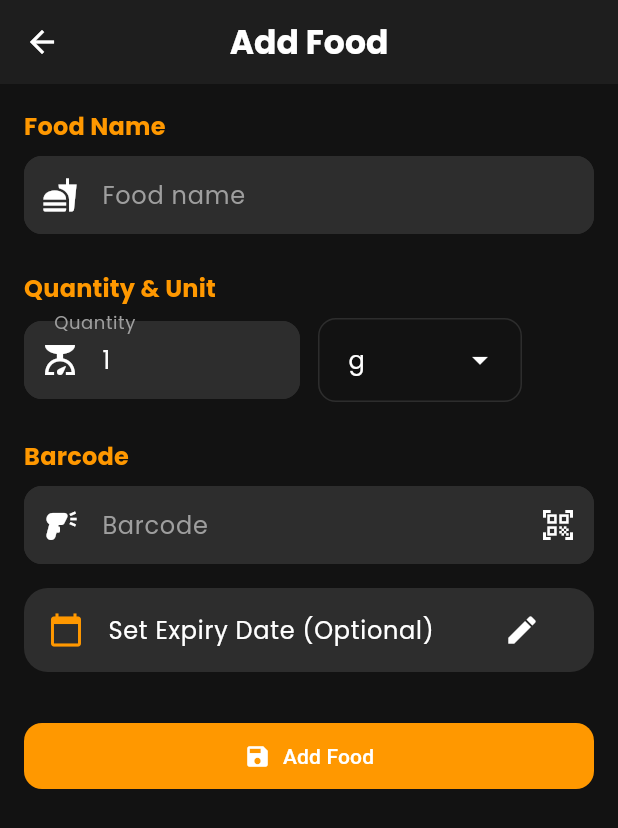
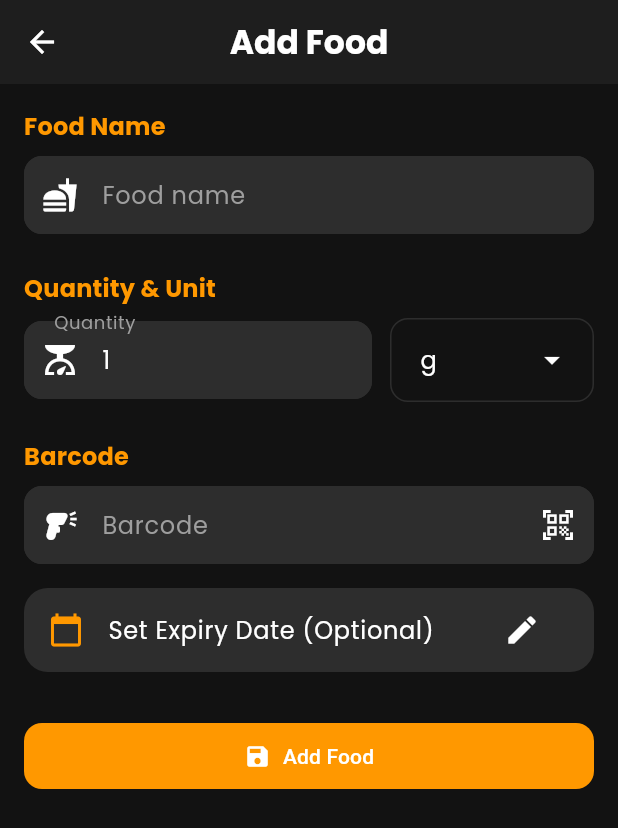
Before and after one commit to nendix/foodly, a Flutter app: the screen it shows after launch, after a tap on the "add" icon, on a phone screen of 412 x 824 dp. Shown: the top 828 px of the screen. Run offline on Flutter 3.47's test engine with Material 3 defaults, Android fonts, the phone set to English and light mode, and no system bars; our stand-ins replace connectivity_plus, flutter_dotenv, hive, hive_flutter; missing offline and left inert: mobile_scanner; accounts and stored records are empty.

Commit message:
fix: proper use of AppSpacing

```diff
--- a/lib/screens/food_screen.dart
+++ b/lib/screens/food_screen.dart
@@ -124,8 +124,7 @@ class _FoodScreenState extends State<FoodScreen> {
                         ),
                       ),
                       SizedBox(width: AppSpacing.md),
-                      Expanded(
-                        child: DropdownMenu(
+                      DropdownMenu(
                         initialSelection: notifier.selectedUnit,
                         onSelected: (value) {
                           notifier.setUnit(value ?? 'g');
@@ -137,7 +136,6 @@ class _FoodScreenState extends State<FoodScreen> {
                           DropdownMenuEntry(value: 'L', label: 'L'),
                           DropdownMenuEntry(value: 'pcs', label: 'pcs'),
                         ],
-                        ),
                       ),
                     ],
                   ),
--- a/lib/screens/inventory_screen.dart
+++ b/lib/screens/inventory_screen.dart
@@ -57,7 +57,7 @@ class _InventoryScreenState extends State<InventoryScreen> {
           title: Row(
             children: [
               Icon(Icons.restaurant, color: AppColors.accentOrange),
-              const SizedBox(width: 8),
+              SizedBox(width: AppSpacing.xxs),
               Text(
                 'foodly',
                 style: Theme.of(context).textTheme.titleLarge?.copyWith(
--- a/lib/screens/recipes_screen.dart
+++ b/lib/screens/recipes_screen.dart
@@ -251,7 +251,7 @@ class _RecipesScreenContentState extends State<_RecipesScreenContent> {
                                   shape: BoxShape.circle,
                                 ),
                               ),
-                              SizedBox(width: AppSpacing.lg - 6),
+                              SizedBox(width: AppSpacing.md),
                               Expanded(
                                 child: Text(
                                   ing,
--- a/lib/theme/theme.dart
+++ b/lib/theme/theme.dart
@@ -1,7 +1,8 @@
 import 'package:flutter/material.dart';
 
 final class AppSpacing {
-  static const double xs = 4;
+  static const double xxs = 4;
+  static const double xs = 6;
   static const double sm = 8;
   static const double md = 12;
   static const double lg = 16;
```
Also changed, not shown: lib/widgets/food_card.dart (+5 -5 lines). Lines whose indentation alone changed are shown as unchanged.
